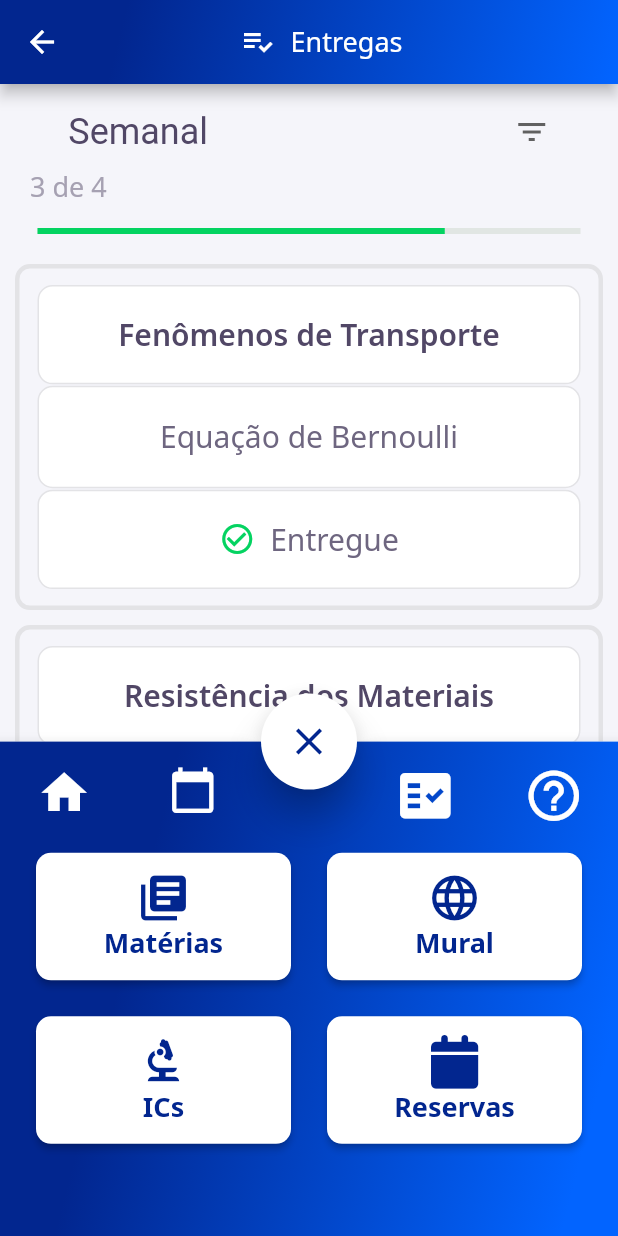
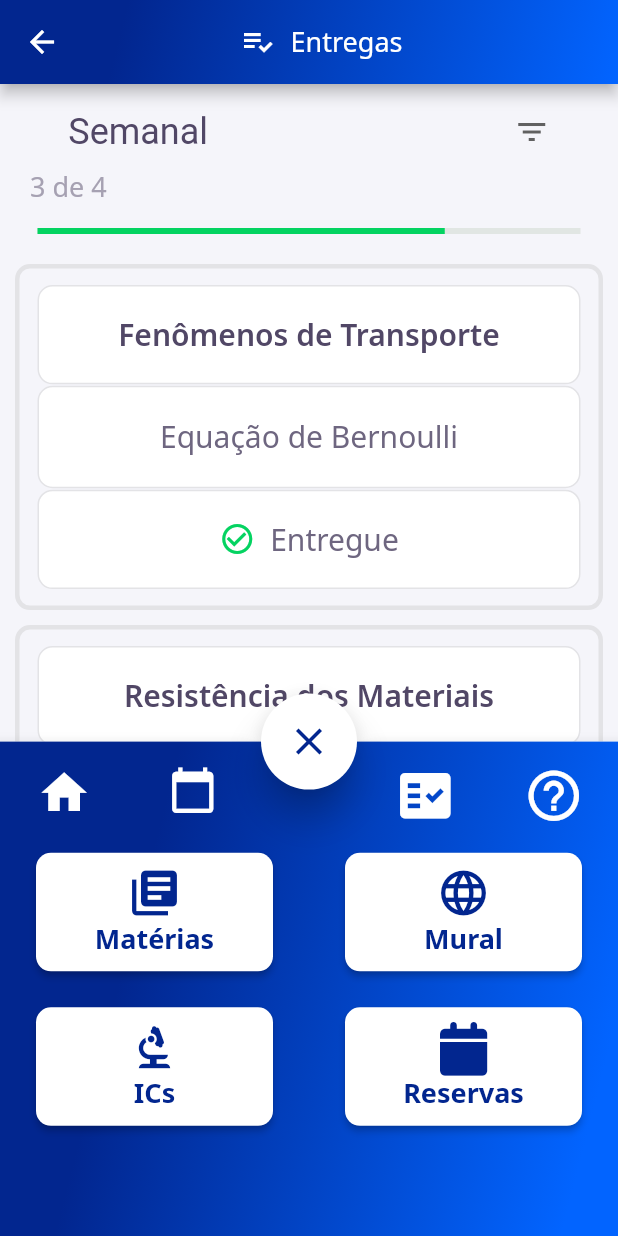
Before and after one commit to Maua-Dev/System_Maua_Front, a Flutter app: the LandingPage screen opened by its route, after a tap on "Entregas da semana", after a tap on the "menu" icon, on a phone screen of 412 x 824 dp. Run offline on Flutter 3.47's test engine with Material 2 defaults, Android fonts, the phone set to English and light mode, and no system bars; our stand-ins replace flutter_calendar_carousel, flutter_mobx, flutter_modular, flutter_typeahead, fluttericon, google_fonts and 4 more; accounts and stored records are empty; generated files the repository leaves out were written again; network calls fail.

```diff
--- a/lib/app/shared/components/bottom_navigation_bar/widgets/bottom_navigation_bar_widget.dart
+++ b/lib/app/shared/components/bottom_navigation_bar/widgets/bottom_navigation_bar_widget.dart
@@ -120,7 +120,7 @@ class BottomNavigationBarWidget extends StatelessWidget {
                       shrinkWrap: true,
                       physics: NeverScrollableScrollPhysics(),
                       crossAxisCount: 2,
-                      crossAxisSpacing: 24,
+                      crossAxisSpacing: 48,
                       mainAxisSpacing: 24,
                       children: [
                         NavigationBarButtonsWidget(
```
